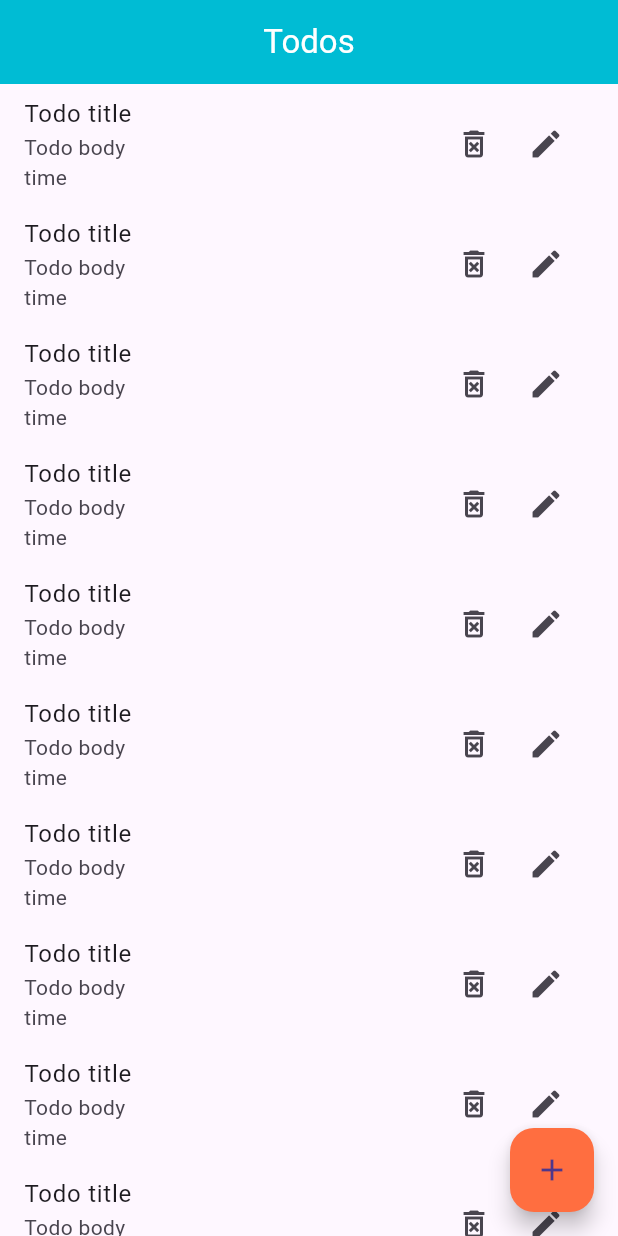
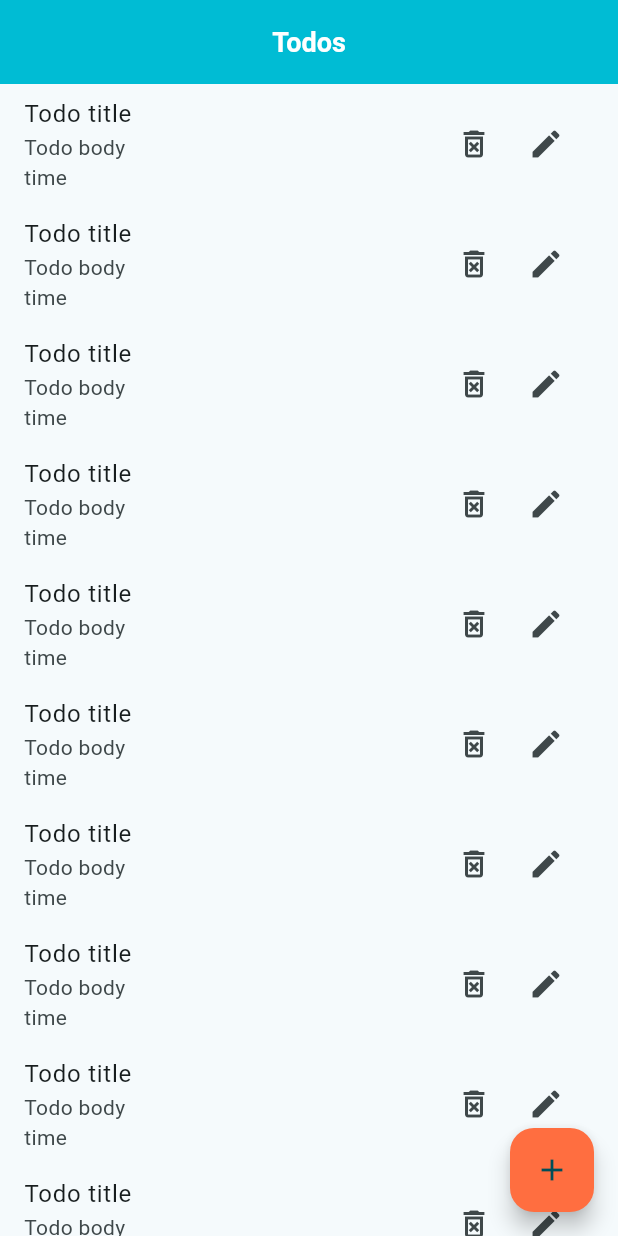
Before and after one commit to 201014002/Ostad-Todo-App, a Flutter app: the screen it shows after launch, on a phone screen of 412 x 824 dp. Run offline on Flutter 3.47's test engine with Material 3 defaults, Android fonts, the phone set to English and light mode, and no system bars.

Commit message:
Edited commit.

```diff
--- a/lib/todo_app.dart
+++ b/lib/todo_app.dart
@@ -7,7 +7,44 @@ class ToDoApp extends StatelessWidget {
   @override
   Widget build(BuildContext context) {
     return MaterialApp(
+      debugShowCheckedModeBanner: false,
       home: TodoListScreen(),
+      theme: ThemeData(
+        colorSchemeSeed: Colors.cyan,
+        appBarTheme: const AppBarTheme(
+          centerTitle: true,
+          backgroundColor: Colors.cyan,
+          iconTheme: IconThemeData(color: Colors.white),
+          titleTextStyle: TextStyle(
+              color: Colors.white, fontSize: 18, fontWeight: FontWeight.w600),
+        ),
+        inputDecorationTheme: InputDecorationTheme(
+          enabledBorder: OutlineInputBorder(
+            borderSide: BorderSide(color: Colors.brown),
+          ),
+          focusedBorder: OutlineInputBorder(
+            borderSide: BorderSide(color: Colors.green),
+          ),
+          disabledBorder: OutlineInputBorder(
+            borderSide: BorderSide(color: Colors.grey),
+          ),
+          errorBorder: OutlineInputBorder(
+            borderSide: BorderSide(color: Colors.red),
+          ),
+        ),
+        elevatedButtonTheme: ElevatedButtonThemeData(
+          style: ElevatedButton.styleFrom(
+            backgroundColor: Colors.deepOrangeAccent,
+            foregroundColor: Colors.white,
+            textStyle:
+                const TextStyle(fontSize: 18, fontWeight: FontWeight.w500),
+            padding: EdgeInsets.symmetric(vertical: 12, horizontal: 24),
+            shape: RoundedRectangleBorder(
+              borderRadius: BorderRadius.circular(5),
+            ),
+          ),
+        ),
+      ),
     );
   }
 }
--- a/lib/todo_list_screen.dart
+++ b/lib/todo_list_screen.dart
@@ -1,4 +1,5 @@
 import 'package:flutter/material.dart';
+import 'package:todo_app/add_new_todo_screen.dart';
 
 class TodoListScreen extends StatefulWidget {
   const TodoListScreen({super.key});
@@ -12,11 +13,8 @@ class _TodoListScreenState extends State<TodoListScreen> {
   Widget build(BuildContext context) {
     return Scaffold(
       appBar: AppBar(
-        centerTitle: true,
-        backgroundColor: Colors.cyan,
         title: Text(
           'Todos',
-          style: TextStyle(color: Colors.white),
         ),
       ),
       body: ListView.builder(
@@ -26,10 +24,7 @@ class _TodoListScreenState extends State<TodoListScreen> {
               title: Text('Todo title'),
               subtitle: Column(
                 crossAxisAlignment: CrossAxisAlignment.start,
-                children: [
-                  const Text('Todo body'),
-                  const Text('time')
-                ],
+                children: [const Text('Todo body'), const Text('time')],
               ),
               trailing: Wrap(
                 children: [
@@ -42,7 +37,14 @@ class _TodoListScreenState extends State<TodoListScreen> {
             );
           }),
       floatingActionButton: FloatingActionButton(
-        onPressed: () {},
+        onPressed: () {
+          Navigator.push(
+            context,
+            MaterialPageRoute(
+              builder: (context) => const AddNewTodoScreen(),
+            ),
+          );
+        },
         backgroundColor: Colors.deepOrangeAccent,
         child: Icon(Icons.add),
       ),
```
